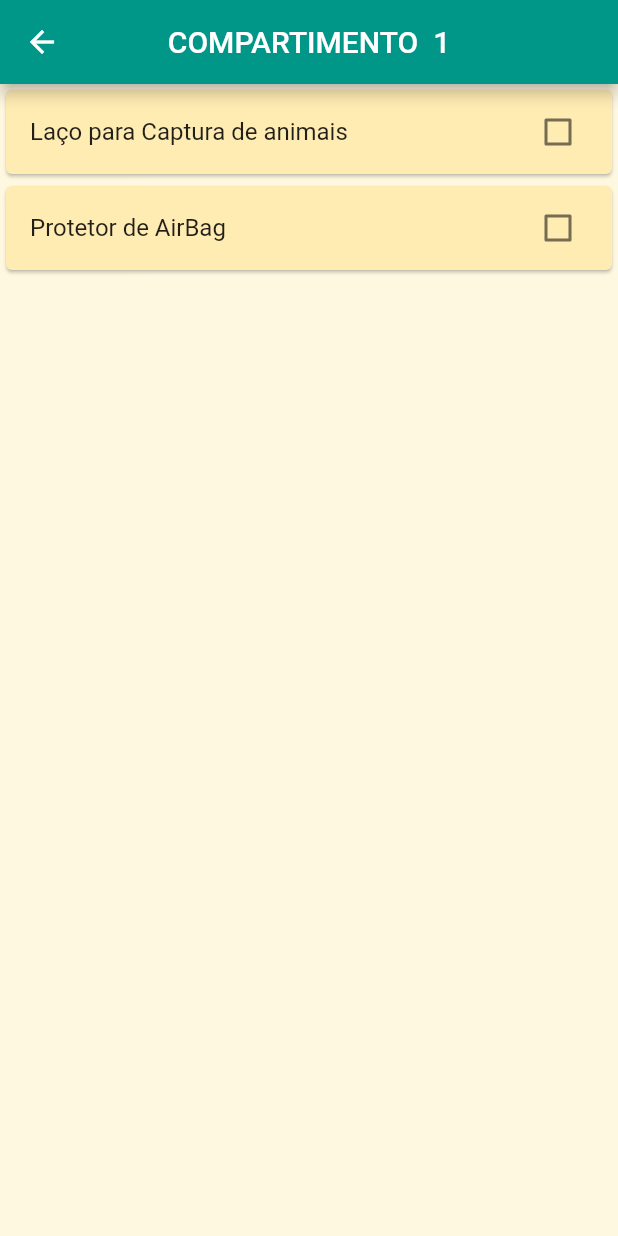
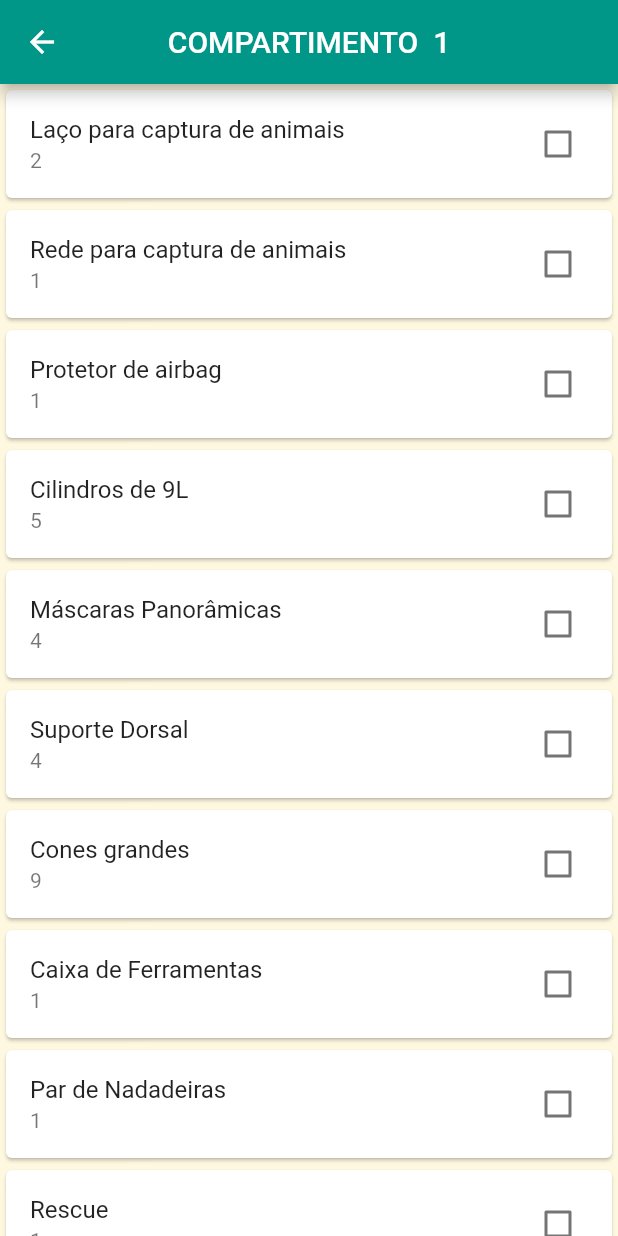
Before and after one commit to ivan-schneider/SiscoMat, a Flutter app: the Absl24Comp1Page screen opened directly, on a phone screen of 412 x 824 dp. Run offline on Flutter 3.47's test engine with Material 2 defaults, Android fonts, the light colour scheme and no system bars.

Commit message:
Logica da Lista com materiais pronta

```diff
--- a/lib/absl24comp1_page.dart
+++ b/lib/absl24comp1_page.dart
@@ -1,4 +1,5 @@
 import 'package:flutter/material.dart';
+import 'src/item.dart';
 
 class Absl24Comp1Page extends StatefulWidget {
   @override
@@ -6,43 +7,31 @@ class Absl24Comp1Page extends StatefulWidget {
 }
 
 class _Absl24Comp1PageState extends State<Absl24Comp1Page> {
-  bool cklaco = false;
-  bool airbag = false;
   @override
   Widget build(BuildContext context) {
     return Scaffold(
-        backgroundColor: Colors.amber[50],
-        appBar: AppBar(
-          title: Text('COMPARTIMENTO  1'),
-          centerTitle: true,
-        ),
-        body: ListView(
-          children: <Widget>[
-            Card(
-              color: Colors.amber[100],
+      backgroundColor: Colors.amber[50],
+      appBar: AppBar(
+        title: Text('COMPARTIMENTO  1'),
+        centerTitle: true,
+      ),
+      body: ListView.builder(
+          itemCount: absl24.length,
+          itemBuilder: (context, index) {
+            //final vtr = absl24[index];
+            return Card(
               child: CheckboxListTile(
-                value: cklaco,
                 onChanged: (value) {
                   setState(() {
-                    cklaco = value!;
+                    absl24[index].done = value!;
                   });
                 },
-                title: Text('Laço para Captura de animais'),
+                value: absl24[index].done,
+                title: Text(absl24[index].nome),
+                subtitle: Text(absl24[index].quantidade.toString()),
               ),
-            ),
-            Card(
-              color: Colors.amber[100],
-              child: CheckboxListTile(
-                value: airbag,
-                onChanged: (value) {
-                  setState(() {
-                    airbag = value!;
-                  });
-                },
-                title: Text('Protetor de AirBag'),
-              ),
-            ),
-          ],
-        ));
+            );
+          }),
+    );
   }
 }
--- /dev/null
+++ b/lib/src/item.dart
@@ -0,0 +1,23 @@
+class Materiais {
+  String nome;
+  int quantidade;
+  bool done;
+
+  Materiais({required this.nome, required this.quantidade, required this.done});
+}
+
+List<Materiais> absl24 = [
+  Materiais(nome: 'Laço para captura de animais', quantidade: 2, done: false),
+  Materiais(nome: 'Rede para captura de animais', quantidade: 1, done: false),
+  Materiais(nome: 'Protetor de airbag', quantidade: 1, done: false),
+  Materiais(nome: 'Cilindros de 9L', quantidade: 5, done: false),
+  Materiais(nome: 'Máscaras Panorâmicas', quantidade: 4, done: false),
+  Materiais(nome: 'Suporte Dorsal', quantidade: 4, done: false),
+  Materiais(nome: 'Cones grandes', quantidade: 9, done: false),
+  Materiais(nome: 'Caixa de Ferramentas', quantidade: 1, done: false),
+  Materiais(nome: 'Par de Nadadeiras', quantidade: 1, done: false),
+  Materiais(nome: 'Rescue', quantidade: 1, done: false),
+  Materiais(nome: 'Malho pequeno', quantidade: 1, done: false),
+  Materiais(nome: 'Protetor de Corda', quantidade: 1, done: false),
+  Materiais(nome: 'Calço de borracha', quantidade: 1, done: false),
+];
--- /dev/null
+++ b/lib/src/teste.dart
@@ -0,0 +1,48 @@
+import 'package:flutter/material.dart';
+
+class Absl24Comp1Page extends StatefulWidget {
+  @override
+  State<Absl24Comp1Page> createState() => _Absl24Comp1PageState();
+}
+
+class _Absl24Comp1PageState extends State<Absl24Comp1Page> {
+  bool cklaco = false;
+  bool airbag = false;
+  @override
+  Widget build(BuildContext context) {
+    return Scaffold(
+        backgroundColor: Colors.amber[50],
+        appBar: AppBar(
+          title: Text('COMPARTIMENTO  1'),
+          centerTitle: true,
+        ),
+        body: ListView(
+          children: <Widget>[
+            Card(
+              color: Colors.amber[100],
+              child: CheckboxListTile(
+                value: cklaco,
+                onChanged: (value) {
+                  setState(() {
+                    cklaco = value!;
+                  });
+                },
+                title: Text('Laço para Captura de animais'),
+              ),
+            ),
+            Card(
+              color: Colors.amber[100],
+              child: CheckboxListTile(
+                value: airbag,
+                onChanged: (value) {
+                  setState(() {
+                    airbag = value!;
+                  });
+                },
+                title: Text('Protetor de AirBag'),
+              ),
+            ),
+          ],
+        ));
+  }
+}
```
